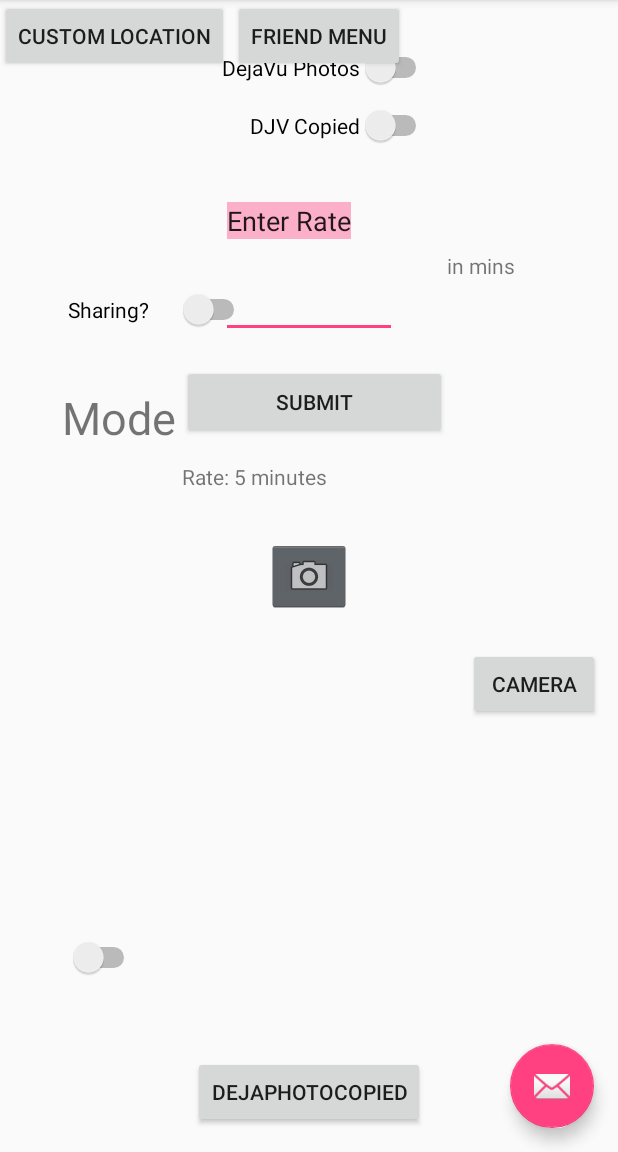
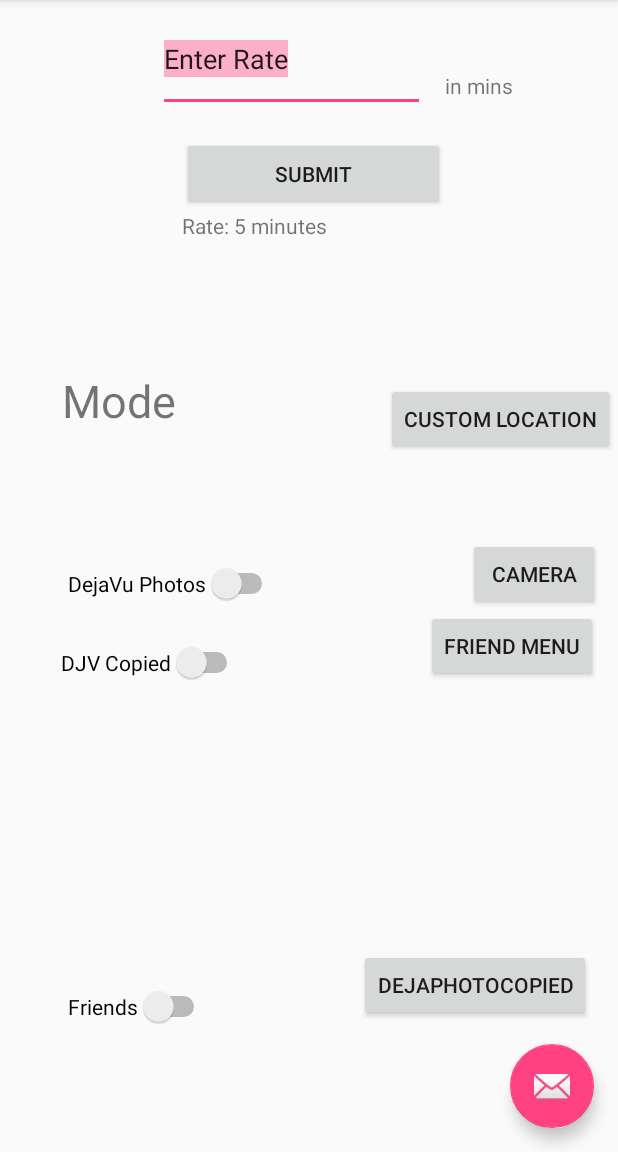
Before and after one commit to ahidalgo95/Software-Engineering-Project, an Android app: the screen it shows after launch (MainActivity), on a phone screen of 412 x 824 dp, the part 84-1236 px from its top. Run offline under Robolectric (Android 15) with nearby library versions, the phone set to English and light mode, and no system bars.

Commit message:
UI fixes

```diff
--- a/app/src/main/res/layout/activity_main.xml
+++ b/app/src/main/res/layout/activity_main.xml
@@ -20,8 +20,6 @@
 
     </android.support.design.widget.AppBarLayout>
 
-    <include layout="@layout/content_main" />
-
     <android.support.design.widget.FloatingActionButton
         android:id="@+id/fab"
         android:layout_width="wrap_content"
@@ -30,4 +28,6 @@
         android:layout_margin="@dimen/fab_margin"
         app:srcCompat="@android:drawable/ic_dialog_email" />
 
+    <include layout="@layout/content_main" />
+
 </android.support.design.widget.CoordinatorLayout>
--- a/app/src/main/res/layout/content_main.xml
+++ b/app/src/main/res/layout/content_main.xml
@@ -13,22 +13,20 @@
 
     <EditText
         android:id="@+id/rate"
-        android:layout_width="0dp"
+        android:layout_width="178dp"
         android:layout_height="0dp"
         android:selectAllOnFocus="true"
         android:singleLine="true"
         android:text="Enter Rate"
+        android:layout_marginStart="91dp"
+        android:layout_marginEnd="78dp"
         tools:layout_constraintTop_creator="1"
         tools:layout_constraintRight_creator="1"
         tools:layout_constraintBottom_creator="1"
-
-        android:layout_marginStart="147dp"
-        app:layout_constraintBottom_toBottomOf="@+id/submit"
-        android:layout_marginEnd="147dp"
-        app:layout_constraintRight_toRightOf="parent"
-        android:layout_marginTop="69dp"
+        app:layout_constraintBottom_toBottomOf="@+id/mins"
+        app:layout_constraintRight_toRightOf="@+id/mins"
+        android:layout_marginTop="4dp"
         tools:layout_constraintLeft_creator="1"
-        android:layout_marginBottom="67dp"
         app:layout_constraintLeft_toLeftOf="parent"
         app:layout_constraintTop_toTopOf="parent" />
 
@@ -47,16 +45,10 @@
         tools:layout_constraintLeft_creator="1"
         android:layout_marginBottom="36dp"
         app:layout_constraintLeft_toLeftOf="@+id/display"
-        app:layout_constraintTop_toTopOf="@+id/mins" />
-=======
-        app:layout_constraintLeft_toLeftOf="parent"
-        app:layout_constraintRight_toRightOf="parent"
-        app:layout_constraintHorizontal_bias="0.502"
-        tools:layout_constraintRight_creator="1"
-        tools:layout_constraintLeft_creator="1"
-        tools:layout_constraintBottom_creator="1"
-        app:layout_constraintBottom_toTopOf="@+id/display" />
->>>>>>> 4c9a1564ca5f8ab0174004ff1371ad2dcd311e43
+        app:layout_constraintTop_toTopOf="@+id/mins"
+        app:layout_constraintHorizontal_bias="0.0"
+        app:layout_constraintVertical_bias="0.0" />
+
 
     <TextView
         android:id="@+id/display"
@@ -65,40 +57,23 @@
         android:text="Rate: 5 minutes"
         tools:layout_constraintTop_creator="1"
         tools:layout_constraintRight_creator="1"
-        tools:layout_constraintBottom_creator="1"
-        app:layout_constraintBottom_toBottomOf="@+id/camButton"
         app:layout_constraintRight_toRightOf="parent"
         android:layout_marginTop="49dp"
         tools:layout_constraintLeft_creator="1"
-
-        android:layout_marginBottom="55dp"
         app:layout_constraintLeft_toLeftOf="parent"
         app:layout_constraintTop_toTopOf="@+id/submit" />
-=======
-        android:layout_marginBottom="366dp"
-        app:layout_constraintLeft_toLeftOf="@+id/switch1"
-        android:layout_marginLeft="70dp"
-        android:layout_marginStart="70dp" />
->>>>>>> 4c9a1564ca5f8ab0174004ff1371ad2dcd311e43
 
     <TextView
         android:id="@+id/mins"
         android:layout_width="78dp"
         android:layout_height="27dp"
         android:text="in mins"
+        android:layout_marginEnd="37dp"
         tools:layout_constraintTop_creator="1"
         tools:layout_constraintRight_creator="1"
-        tools:layout_constraintBottom_creator="1"
-        app:layout_constraintBottom_toTopOf="@+id/camButton"
-        android:layout_marginStart="33dp"
-        android:layout_marginEnd="36dp"
         app:layout_constraintRight_toRightOf="parent"
-        android:layout_marginTop="103dp"
-        tools:layout_constraintLeft_creator="1"
-
-        android:layout_marginBottom="102dp"
-        app:layout_constraintTop_toTopOf="parent"
-        app:layout_constraintLeft_toRightOf="@+id/rate" />
+        android:layout_marginTop="47dp"
+        app:layout_constraintTop_toTopOf="parent" />
 
     <ImageView
         android:layout_width="0dp"
@@ -112,12 +87,6 @@
         tools:layout_constraintLeft_creator="1"
         app:layout_constraintLeft_toLeftOf="parent"
         app:layout_constraintTop_toTopOf="@+id/FriendActivity" />
-=======
-        android:layout_marginBottom="17dp"
-        app:layout_constraintTop_toTopOf="@+id/rate"
-        app:layout_constraintLeft_toRightOf="@+id/submit"
-        app:layout_constraintVertical_bias="0.0" />
-
 
     <Button
         android:id="@+id/camButton"
@@ -128,11 +97,12 @@
         android:text="Camera"
         app:layout_constraintBottom_toBottomOf="parent"
         app:layout_constraintTop_toTopOf="parent"
-        app:layout_constraintVertical_bias="0.6"
+        app:layout_constraintVertical_bias="0.498"
         tools:layout_constraintRight_creator="1"
         android:layout_marginRight="12dp"
-        app:layout_constraintRight_toRightOf="parent" />
->>>>>>> 4c9a1564ca5f8ab0174004ff1371ad2dcd311e43
+        app:layout_constraintRight_toRightOf="parent"
+        tools:layout_constraintTop_creator="1"
+        tools:layout_constraintBottom_creator="1" />
 
     <Button
         android:id="@+id/button3"
@@ -140,20 +110,14 @@
         android:layout_height="wrap_content"
         android:text="DejaPhotoCopied"
         tools:layout_constraintRight_creator="1"
-
         tools:layout_constraintBottom_creator="1"
         app:layout_constraintBottom_toBottomOf="parent"
         app:layout_constraintRight_toRightOf="parent"
         tools:layout_constraintLeft_creator="1"
-        android:layout_marginBottom="16dp"
-        app:layout_constraintLeft_toLeftOf="parent" />
-=======
-        android:layout_marginEnd="23dp"
-        android:layout_marginRight="23dp"
-        app:layout_constraintRight_toRightOf="parent"
-        app:layout_constraintTop_toBottomOf="@+id/FriendActivity"
-        android:layout_marginTop="20dp" />
->>>>>>> 4c9a1564ca5f8ab0174004ff1371ad2dcd311e43
+        android:layout_marginBottom="87dp"
+        app:layout_constraintLeft_toLeftOf="parent"
+        app:layout_constraintHorizontal_bias="0.93" />
+
 
     <Switch
         android:id="@+id/switch1"
@@ -162,27 +126,17 @@
         android:text="Sharing?"
         android:onClick="sharingChange"
         android:textColorLink="@android:color/holo_purple"
-        app:layout_constraintRight_toLeftOf="@+id/camButton"
         tools:layout_constraintTop_creator="1"
-
-        tools:layout_constraintRight_creator="1"
         tools:layout_constraintBottom_creator="1"
         android:layout_marginStart="4dp"
         app:layout_constraintBottom_toBottomOf="@+id/FriendActivity"
-        android:layout_marginEnd="11dp"
         android:layout_marginTop="83dp"
         tools:layout_constraintLeft_creator="1"
         android:layout_marginBottom="79dp"
         app:layout_constraintLeft_toLeftOf="@+id/textView"
-        app:layout_constraintTop_toTopOf="@+id/camButton" />
-=======
-        android:layout_marginTop="34dp"
-        app:layout_constraintTop_toBottomOf="@+id/display"
-        tools:layout_constraintLeft_creator="1"
-        app:layout_constraintLeft_toLeftOf="parent"
-        android:layout_marginLeft="39dp"
-        android:layout_marginStart="39dp" />
->>>>>>> 4c9a1564ca5f8ab0174004ff1371ad2dcd311e43
+        app:layout_constraintTop_toTopOf="@+id/camButton"
+        app:layout_constraintVertical_bias="1.0" />
+
 
     <TextView
         android:id="@+id/textView"
@@ -190,107 +144,55 @@
         android:layout_height="45dp"
         android:text="Modes"
         android:textSize="30dp"
-
         tools:layout_constraintTop_creator="1"
         tools:layout_constraintBottom_creator="1"
         android:layout_marginStart="41dp"
         app:layout_constraintBottom_toBottomOf="@+id/switch1"
-        android:layout_marginTop="45dp"
+        android:layout_marginTop="37dp"
         app:layout_constraintTop_toBottomOf="@+id/display"
         tools:layout_constraintLeft_creator="1"
-        android:layout_marginBottom="54dp"
+        android:layout_marginBottom="44dp"
         app:layout_constraintLeft_toLeftOf="parent" />
-=======
-        tools:layout_constraintBottom_creator="1"
-        android:layout_marginLeft="47dp"
-        app:layout_constraintLeft_toLeftOf="parent"
-        app:layout_constraintBottom_toBottomOf="parent"
-        android:layout_marginBottom="233dp"
-        android:layout_marginStart="47dp" />
->>>>>>> 4c9a1564ca5f8ab0174004ff1371ad2dcd311e43
+
 
     <Switch
         android:id="@+id/friendSwitch"
         android:layout_width="wrap_content"
         android:layout_height="wrap_content"
-        android:layout_marginTop="57dp"
+        android:layout_marginBottom="83dp"
         android:onClick="friendModeChange"
+        android:text="Friends"
+        app:layout_constraintBottom_toBottomOf="parent"
+        app:layout_constraintLeft_toLeftOf="@+id/switch1"
+        tools:layout_constraintBottom_creator="1"
+        tools:layout_constraintLeft_creator="1" />
 
-        tools:layout_constraintBottom_creator="1"
-        app:layout_constraintBottom_toBottomOf="parent"
-        tools:layout_constraintLeft_creator="1"
-        android:layout_marginBottom="116dp"
-        app:layout_constraintLeft_toLeftOf="@+id/switch1" />
-=======
-        android:text="Friends Photos?"
-        app:layout_constraintLeft_toLeftOf="@+id/switch1"
-        app:layout_constraintTop_toBottomOf="@+id/switch1"
-        tools:layout_constraintLeft_creator="1"
-        tools:layout_constraintTop_creator="1" />
->>>>>>> 4c9a1564ca5f8ab0174004ff1371ad2dcd311e43
 
     <Button
         android:id="@+id/FriendActivity"
         android:layout_width="wrap_content"
         android:layout_height="wrap_content"
         android:text="Friend Menu"
+        android:layout_marginEnd="13dp"
+        tools:ignore="UnknownIdInLayout"
+        android:layout_marginRight="13dp"
+        app:layout_constraintRight_toRightOf="parent"
         tools:layout_constraintTop_creator="1"
-        tools:layout_constraintRight_creator="1"
+        app:layout_constraintTop_toBottomOf="@+id/camButton" />
 
-        android:layout_marginEnd="13dp"
-        app:layout_constraintRight_toRightOf="@+id/button3"
-        android:layout_marginTop="5dp"
-        app:layout_constraintTop_toBottomOf="@+id/switch2"
-        tools:ignore="UnknownIdInLayout" />
-=======
-        tools:layout_constraintBottom_creator="1"
-        app:layout_constraintBottom_toBottomOf="parent"
-        tools:layout_constraintLeft_creator="1"
-        android:layout_marginBottom="118dp"
-        app:layout_constraintHorizontal_bias="0.94" />
->>>>>>> 4c9a1564ca5f8ab0174004ff1371ad2dcd311e43
 
 
     <Switch
         android:id="@+id/cameraSwitch"
         android:layout_width="wrap_content"
         android:layout_height="wrap_content"
-
         android:onClick="viewDejaVuPhotos"
         android:text="DejaVu Photos"
-        app:layout_constraintRight_toLeftOf="@+id/mins"
         tools:layout_constraintTop_creator="1"
-        tools:layout_constraintRight_creator="1"
-        android:layout_marginEnd="10dp"
-        android:layout_marginTop="31dp"
-        app:layout_constraintTop_toTopOf="parent" />
+        app:layout_constraintTop_toBottomOf="@+id/switch1"
+        tools:layout_constraintLeft_creator="1"
+        app:layout_constraintLeft_toLeftOf="@+id/switch1" />
 
-    <ImageButton
-        android:id="@+id/camButton"
-        style="@android:style/Widget.Holo.ImageButton"
-        android:layout_width="wrap_content"
-        android:layout_height="wrap_content"
-        android:contentDescription="Camera"
-        android:filterTouchesWhenObscured="true"
-        android:onClick="accessCamera"
-        app:layout_constraintBottom_toBottomOf="parent"
-        app:layout_constraintLeft_toLeftOf="parent"
-        app:layout_constraintRight_toRightOf="parent"
-        app:layout_constraintTop_toTopOf="parent"
-        app:srcCompat="@android:drawable/ic_menu_camera"
-        tools:layout_constraintBottom_creator="1"
-        tools:layout_constraintLeft_creator="1"
-        tools:layout_constraintRight_creator="1"
-        tools:layout_constraintTop_creator="1" />
-=======
-        android:text="DJV camera"
-        tools:layout_constraintTop_creator="1"
-        android:layout_marginStart="10dp"
-        android:layout_marginTop="18dp"
-        android:onClick="cameraChange"
-        app:layout_constraintTop_toBottomOf="@+id/friendSwitch"
-        tools:layout_constraintLeft_creator="1"
-        app:layout_constraintLeft_toLeftOf="@+id/friendSwitch" />
 
     <Switch
         android:id="@+id/copiedSwitch"
@@ -301,17 +203,23 @@
         tools:layout_constraintTop_creator="1"
         tools:layout_constraintRight_creator="1"
         app:layout_constraintRight_toRightOf="@+id/cameraSwitch"
-        android:layout_marginTop="11dp"
-        app:layout_constraintTop_toBottomOf="@+id/cameraSwitch" />
+        android:layout_marginTop="25dp"
+        app:layout_constraintTop_toBottomOf="@+id/cameraSwitch"
+        android:layout_marginRight="23dp"
+        android:layout_marginEnd="23dp" />
 
     <Button
         android:id="@+id/customLocBtn"
         android:layout_width="wrap_content"
         android:layout_height="wrap_content"
         android:text="Custom Location"
-        tools:layout_editor_absoluteX="32dp"
-        tools:layout_editor_absoluteY="431dp" />
->>>>>>> 4c9a1564ca5f8ab0174004ff1371ad2dcd311e43
+        tools:layout_constraintRight_creator="1"
+        tools:layout_constraintBottom_creator="1"
+        app:layout_constraintBottom_toTopOf="@+id/camButton"
+        android:layout_marginEnd="2dp"
+        app:layout_constraintRight_toRightOf="parent"
+        android:layout_marginBottom="55dp"
+        android:layout_marginRight="2dp" />
 
 
 </android.support.constraint.ConstraintLayout>
```
